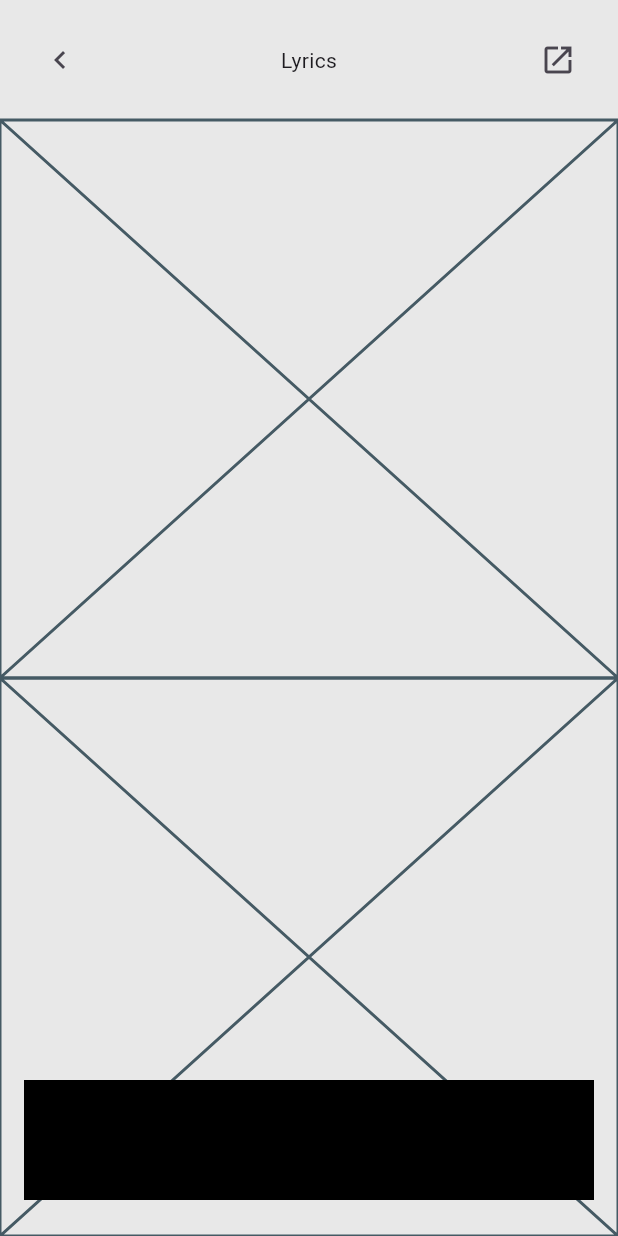
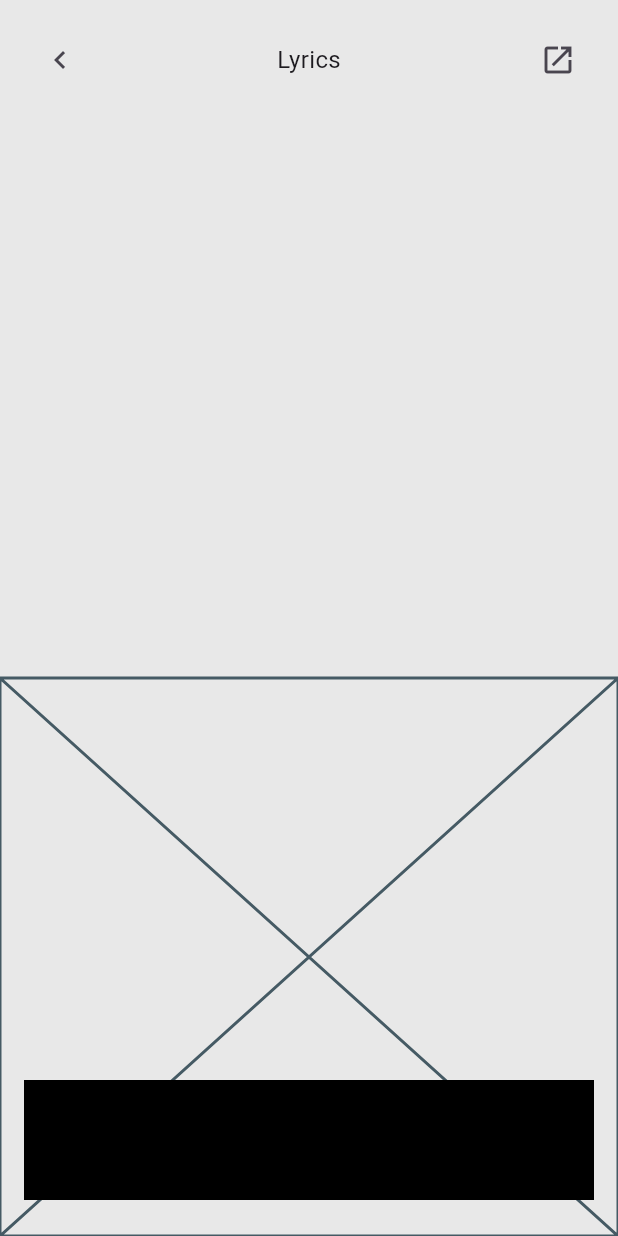
Before and after one commit to JAICHANGPARK/flutter_notebook_chapter_43, a Flutter app: the MusicPlayerScreen screen opened directly, on a phone screen of 412 x 824 dp. Run offline on Flutter 3.47's test engine with Material 3 defaults, Android fonts, the phone set to English and light mode, and no system bars; our stand-ins replace gap, hugeicons.

Commit message:
Update music_player_screen.dart

```diff
--- a/lib/ep2157_music_player_app/ui/player/music_player_screen.dart
+++ b/lib/ep2157_music_player_app/ui/player/music_player_screen.dart
@@ -29,7 +29,12 @@ class _MusicPlayerScreenState extends State<MusicPlayerScreen> {
                         ),
                         Expanded(
                           child: Center(
-                            child: Text("Lyrics"),
+                            child: Text(
+                              "Lyrics",
+                              style: TextStyle(
+                                fontSize: 16,
+                              ),
+                            ),
                           ),
                         ),
                         IconButton(
@@ -40,7 +45,10 @@ class _MusicPlayerScreenState extends State<MusicPlayerScreen> {
                     ),
                   ),
                   Expanded(
-                    child: Placeholder(),
+                    child: CarouselView(
+                      itemExtent: 280,
+                      children: [],
+                    ),
                   ),
                   Expanded(
                     child: Placeholder(),
```
